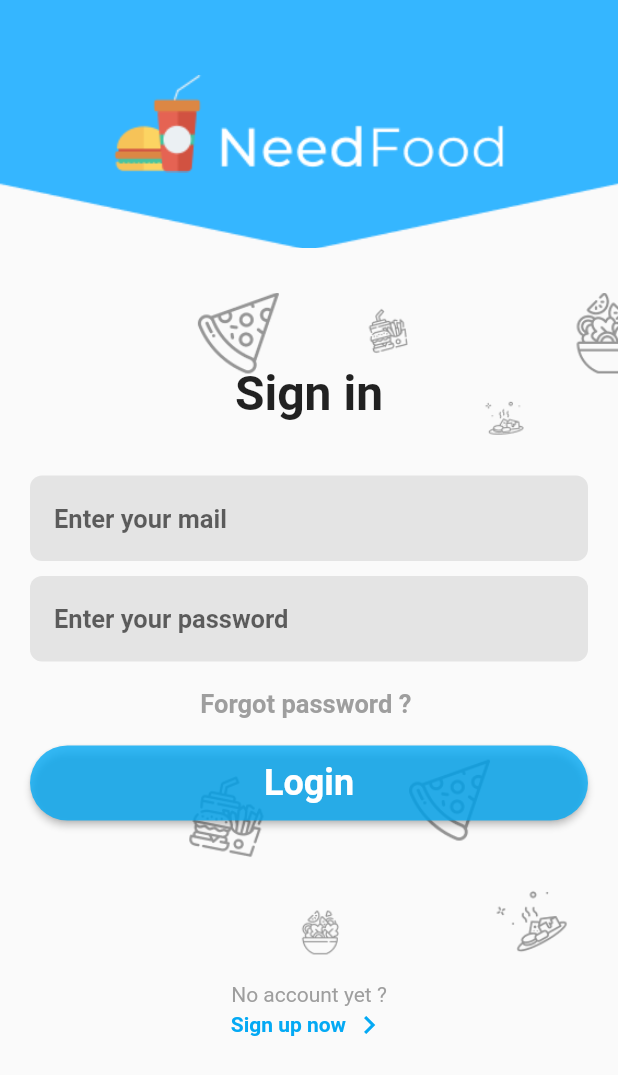
After one commit to AbbosMamadaliyev/food_delivery, a Flutter app: the Login screen opened directly, on a phone screen of 412 x 824 dp. The commit adds this screen. Shown: the top 1075 px of the screen. Run offline on Flutter 3.47's test engine with Material 2 defaults, Android fonts, the phone set to English and light mode, and no system bars; our stand-ins replace shared_preferences; accounts and stored records are empty.

Commit message:
sign in screen added

```diff
--- /dev/null
+++ b/lib/widgets/login/components/logo_decoration.dart
@@ -0,0 +1,22 @@
+import 'package:flutter/material.dart';
+
+class LogoDecoration extends StatelessWidget {
+  const LogoDecoration({
+    Key? key,
+  }) : super(key: key);
+
+  @override
+  Widget build(BuildContext context) {
+    return Container(
+      height: 165,
+      width: double.infinity,
+      decoration: const BoxDecoration(
+        image: DecorationImage(
+          image: AssetImage('assets/images/shape_log.png'),
+          fit: BoxFit.cover,
+        ),
+      ),
+      child: Image.asset('assets/images/logo_need_food.png'),
+    );
+  }
+}
--- /dev/null
+++ b/lib/widgets/login/components/signin_fields.dart
@@ -0,0 +1,166 @@
+// ignore_for_file: prefer_const_constructors
+
+import 'package:flutter/material.dart';
+
+class SignInFields extends StatefulWidget {
+  const SignInFields({Key? key}) : super(key: key);
+
+  @override
+  _SignInFieldsState createState() => _SignInFieldsState();
+}
+
+class _SignInFieldsState extends State<SignInFields> {
+  bool tapLoginForm = false;
+  bool tapPasswordForm = false;
+
+  @override
+  Widget build(BuildContext context) {
+    return SizedBox(
+      height: 450,
+      width: double.infinity,
+      child: Stack(
+        children: [
+          Align(
+            child: Image.asset('assets/images/back_in_login.png'),
+            alignment: Alignment.centerRight,
+          ),
+          Padding(
+            padding: const EdgeInsets.symmetric(horizontal: 20.0, vertical: 48),
+            child: Column(
+              children: [
+                _buildTextSignin(),
+                const SizedBox(height: 36),
+                _buildLoginField(),
+                const SizedBox(height: 10),
+                _buildPasswordField(),
+                const SizedBox(height: 18),
+                _buildTextForgotPassword(),
+                const SizedBox(height: 18),
+                _buildLoginButton()
+              ],
+            ),
+          ),
+        ],
+      ),
+    );
+  }
+
+  SizedBox _buildLoginButton() {
+    return SizedBox(
+      height: 50,
+      width: double.infinity,
+      child: ElevatedButton(
+        onPressed: () {},
+        style: ButtonStyle(
+          backgroundColor:
+              MaterialStateProperty.all(Colors.lightBlue.withOpacity(.8)),
+          shape: MaterialStateProperty.all(
+            RoundedRectangleBorder(borderRadius: BorderRadius.circular(40)),
+          ),
+        ),
+        child: Text(
+          'Login',
+          style: TextStyle(fontSize: 24, fontWeight: FontWeight.bold),
+        ),
+      ),
+    );
+  }
+
+  Text _buildTextForgotPassword() {
+    return Text(
+      'Forgot password ? ',
+      style: TextStyle(
+        color: Colors.grey,
+        fontWeight: FontWeight.bold,
+        fontSize: 17,
+      ),
+    );
+  }
+
+  Text _buildTextSignin() {
+    return const Text(
+      'Sign in',
+      style: TextStyle(fontSize: 32, fontWeight: FontWeight.bold),
+    );
+  }
+
+  Container _buildLoginField() {
+    return Container(
+      decoration: _formContainerDecoration(tapLoginForm),
+      child: Focus(
+        onFocusChange: (hasFocus) {
+          if (hasFocus) {
+            setState(() {
+              tapLoginForm = true;
+            });
+          } else {
+            setState(() {
+              tapLoginForm = false;
+            });
+          }
+        },
+        child: TextFormField(
+          style: const TextStyle(fontSize: 18),
+          decoration: _inputDecoration('Enter your mail'),
+        ),
+      ),
+    );
+  }
+
+  Container _buildPasswordField() {
+    return Container(
+      decoration: _formContainerDecoration(tapPasswordForm),
+      child: Focus(
+        onFocusChange: (hasFocus) {
+          if (hasFocus) {
+            setState(() {
+              tapPasswordForm = true;
+            });
+          } else {
+            setState(() {
+              tapPasswordForm = false;
+            });
+          }
+        },
+        child: TextFormField(
+          style: const TextStyle(fontSize: 18),
+          decoration: _inputDecoration('Enter your password'),
+        ),
+      ),
+    );
+  }
+
+  InputDecoration _inputDecoration(String hinText) {
+    return InputDecoration(
+      hintText: hinText,
+      hintStyle: const TextStyle(fontWeight: FontWeight.bold, fontSize: 17),
+      contentPadding: const EdgeInsets.symmetric(horizontal: 16, vertical: 18),
+      focusColor: Colors.white,
+      border: OutlineInputBorder(
+        borderRadius: BorderRadius.circular(8),
+        borderSide: BorderSide.none,
+      ),
+      focusedBorder: OutlineInputBorder(
+        borderRadius: BorderRadius.circular(8),
+        borderSide: const BorderSide(color: Colors.lightBlue),
+      ),
+      enabledBorder: OutlineInputBorder(
+        borderRadius: BorderRadius.circular(8),
+        borderSide: BorderSide.none,
+      ),
+    );
+  }
+
+  BoxDecoration _formContainerDecoration(bool tapField) {
+    return BoxDecoration(
+      color: tapField ? Colors.white : const Color(0xffE4E4E4),
+      borderRadius: BorderRadius.circular(8),
+      boxShadow: [
+        BoxShadow(
+          blurRadius: 2,
+          color: tapField ? Colors.lightBlue : Colors.transparent,
+        ),
+      ],
+    );
+  }
+}
--- /dev/null
+++ b/lib/widgets/login/components/signup_navigator_button.dart
@@ -0,0 +1,39 @@
+import 'package:flutter/material.dart';
+
+class SignupNavigatorButton extends StatelessWidget {
+  const SignupNavigatorButton({
+    Key? key,
+  }) : super(key: key);
+
+  @override
+  Widget build(BuildContext context) {
+    return Container(
+      padding: EdgeInsets.only(top: 10),
+      child: Column(
+        crossAxisAlignment: CrossAxisAlignment.center,
+        children: [
+          Text(
+            'No account yet ?',
+            style: TextStyle(color: Colors.grey),
+          ),
+          Row(
+            crossAxisAlignment: CrossAxisAlignment.center,
+            mainAxisAlignment: MainAxisAlignment.center,
+            mainAxisSize: MainAxisSize.min,
+            children: [
+              Text(
+                'Sign up now ',
+                style: TextStyle(
+                    color: Colors.lightBlue, fontWeight: FontWeight.bold),
+              ),
+              Icon(
+                Icons.keyboard_arrow_right_outlined,
+                color: Colors.lightBlue,
+              )
+            ],
+          ),
+        ],
+      ),
+    );
+  }
+}
--- /dev/null
+++ b/lib/widgets/login/login_screen.dart
@@ -0,0 +1,32 @@
+// ignore_for_file: prefer_const_constructors, prefer_const_literals_to_create_immutables
+
+import 'package:flutter/material.dart';
+import 'package:food_delivery/widgets/login/components/signin_fields.dart';
+
+import 'components/logo_decoration.dart';
+import 'components/signup_navigator_button.dart';
+
+class Login extends StatefulWidget {
+  const Login({Key? key}) : super(key: key);
+
+  @override
+  _LoginState createState() => _LoginState();
+}
+
+class _LoginState extends State<Login> {
+  @override
+  Widget build(BuildContext context) {
+    return Scaffold(
+      body: SingleChildScrollView(
+        child: Column(
+          children: [
+            LogoDecoration(),
+            const SizedBox(height: 30),
+            SignInFields(),
+            SignupNavigatorButton()
+          ],
+        ),
+      ),
+    );
+  }
+}
--- a/lib/widgets/splash_screen/splash_screen.dart
+++ b/lib/widgets/splash_screen/splash_screen.dart
@@ -1,7 +1,7 @@
 // ignore_for_file: prefer_const_literals_to_create_immutables, prefer_const_constructors
 
 import 'package:flutter/material.dart';
-import 'package:food_delivery/widgets/main_screen/main_screen.dart';
+import 'package:food_delivery/widgets/login/login_screen.dart';
 import 'package:food_delivery/widgets/splash_screen/body/splash_body.dart';
 
 class SplashScreen extends StatefulWidget {
@@ -113,7 +113,7 @@ class _SplashScreenState extends State<SplashScreen> {
                 print('3');
                 Navigator.pushAndRemoveUntil(
                   context,
-                  MaterialPageRoute(builder: (context) => MainScreen()),
+                  MaterialPageRoute(builder: (context) => Login()),
                   (route) => false,
                 );
               }
```
Also changed, not shown: assets/images/back_in_login.png (added), assets/images/logo_need_food.png (added), assets/images/shape_log.png (added).
